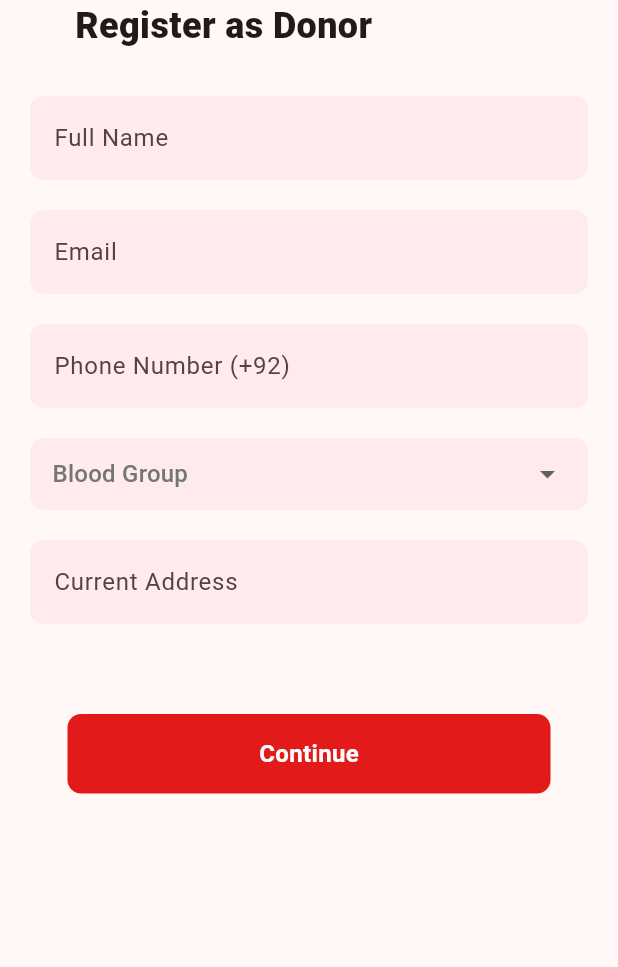
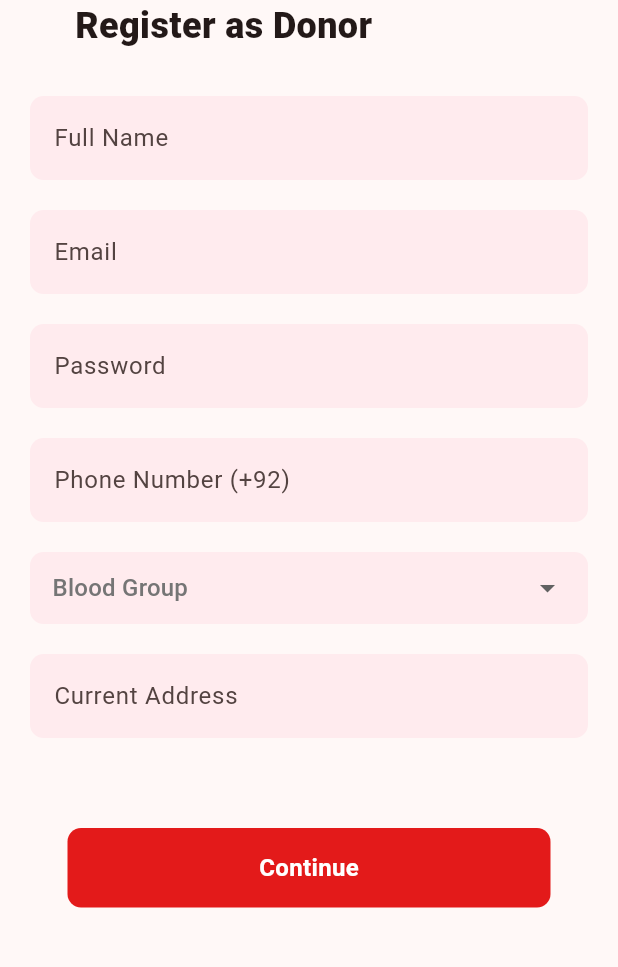
Before and after one commit to Abdul-Hadi-Jalil/EsperFlow, a Flutter app: the screen it shows after launch, after a tap on "Register", on a phone screen of 412 x 824 dp, the part 210-1177 px from its top. Run offline on Flutter 3.47's test engine with Material 3 defaults, Android fonts, the phone set to English and light mode, and no system bars; our stand-ins replace firebase_auth, firebase_core, image_picker; accounts and stored records are empty; network calls fail.

Commit message:
some minor improvements, created a provider to save and use the register screen data

```diff
--- /dev/null
+++ b/lib/app.dart
@@ -0,0 +1,24 @@
+import 'package:esperflow/screens/home_screen.dart';
+import 'package:esperflow/screens/login_screen.dart';
+import 'package:flutter/material.dart';
+import 'package:firebase_auth/firebase_auth.dart';
+
+class App extends StatelessWidget {
+  const App({super.key});
+
+  @override
+  Widget build(BuildContext context) {
+    return Scaffold(
+      body: StreamBuilder<User?>(
+        stream: FirebaseAuth.instance.authStateChanges(),
+        builder: (context, snapshot) {
+          if (snapshot.hasData) {
+            return HomeScreen();
+          } else {
+            return LoginScreen();
+          }
+        },
+      ),
+    );
+  }
+}
--- a/lib/main.dart
+++ b/lib/main.dart
@@ -1,4 +1,6 @@
+import 'package:esperflow/app.dart';
 import 'package:esperflow/firebase_options.dart';
+import 'package:esperflow/provider/register_provider.dart';
 import 'package:esperflow/screens/additional_information_screen.dart';
 import 'package:esperflow/screens/blood_request_screen.dart';
 import 'package:esperflow/screens/faq_screen.dart';
@@ -8,6 +10,7 @@ import 'package:esperflow/screens/profile_screen.dart';
 import 'package:esperflow/screens/register_screen.dart';
 import 'package:firebase_core/firebase_core.dart';
 import 'package:flutter/material.dart';
+import 'package:provider/provider.dart';
 
 void main() async {
   WidgetsFlutterBinding.ensureInitialized();
@@ -21,10 +24,14 @@ class EsperFlow extends StatelessWidget {
   // This widget is the root of your application.
   @override
   Widget build(BuildContext context) {
-    return MaterialApp(
-      title: 'Flutter Demo',
+    return MultiProvider(
+      providers: [
+        ChangeNotifierProvider(create: (context) => RegisterProvider()),
+      ],
+      child: MaterialApp(
+        debugShowCheckedModeBanner: false,
         theme: ThemeData(colorScheme: .fromSeed(seedColor: Colors.red)),
-      home: LoginScreen(),
+        home: App(),
         routes: {
           '/homeScreen': (context) => HomeScreen(),
           '/loginScreen': (context) => LoginScreen(),
@@ -35,6 +42,7 @@ class EsperFlow extends StatelessWidget {
           '/faqScreen': (context) => FaqScreen(),
           '/profileScreen': (context) => ProfileScreen(),
         },
+      ),
     );
   }
 }
--- /dev/null
+++ b/lib/provider/register_provider.dart
@@ -0,0 +1,28 @@
+import 'package:flutter/material.dart';
+
+class RegisterProvider extends ChangeNotifier {
+  late String name;
+  late String email;
+  late String password;
+  late String phoneNumber;
+  late String bloodGroup;
+  late String address;
+
+  void updateRegisterData({
+    required String newName,
+    required String newEmail,
+    required String newPassword,
+    required String newPhoneNumber,
+    required String newBloodGroup,
+    required String newAddress,
+  }) async {
+    name = newName;
+    email = newEmail;
+    password = newPassword;
+    phoneNumber = newPhoneNumber;
+    bloodGroup = newBloodGroup;
+    address = newAddress;
+
+    notifyListeners();
+  }
+}
--- a/lib/screens/login_screen.dart
+++ b/lib/screens/login_screen.dart
@@ -44,6 +44,7 @@ class _LoginScreenState extends State<LoginScreen> {
       ),
       body: Container(
         padding: EdgeInsets.all(20),
+        child: SingleChildScrollView(
           child: Column(
             spacing: 20,
             children: [
@@ -115,6 +116,7 @@ class _LoginScreenState extends State<LoginScreen> {
             ],
           ),
         ),
+      ),
     );
   }
 }
--- a/lib/screens/register_screen.dart
+++ b/lib/screens/register_screen.dart
@@ -1,6 +1,8 @@
+import 'package:esperflow/provider/register_provider.dart';
 import 'package:esperflow/widgets/my_custom_buttom.dart';
 import 'package:esperflow/widgets/my_text_field.dart';
 import 'package:flutter/material.dart';
+import 'package:provider/provider.dart';
 
 class RegisterScreen extends StatefulWidget {
   const RegisterScreen({super.key});
@@ -13,6 +15,7 @@ class _RegisterScreenState extends State<RegisterScreen> {
   // controllers
   final TextEditingController _fullNameController = TextEditingController();
   final TextEditingController _emailController = TextEditingController();
+  final TextEditingController _passwordController = TextEditingController();
   final TextEditingController _phoneNumberController = TextEditingController();
   final TextEditingController _addressController = TextEditingController();
 
@@ -32,7 +35,8 @@ class _RegisterScreenState extends State<RegisterScreen> {
     ];
 
     return Scaffold(
-      body: Padding(
+      body: SingleChildScrollView(
+        child: Padding(
           padding: const EdgeInsets.all(20),
           child: Column(
             children: [
@@ -61,12 +65,23 @@ class _RegisterScreenState extends State<RegisterScreen> {
               SizedBox(height: 30),
 
               // full name text field
-            MyTextField(controller: _fullNameController, hintText: "Full Name"),
+              MyTextField(
+                controller: _fullNameController,
+                hintText: "Full Name",
+              ),
 
               SizedBox(height: 20),
 
               // email field
               MyTextField(controller: _emailController, hintText: "Email"),
+
+              SizedBox(height: 20),
+
+              // password field
+              MyTextField(
+                controller: _passwordController,
+                hintText: "Password",
+              ),
 
               SizedBox(height: 20),
 
@@ -116,18 +131,27 @@ class _RegisterScreenState extends State<RegisterScreen> {
 
               SizedBox(height: 60),
 
-            // register confimation button
+              // register confirmation button
               MyCustomButtom(
                 backgroundColor: Color(0xFFE31A1A),
                 text: "Continue",
                 textColor: Colors.white,
                 onTap: () {
+                  context.read<RegisterProvider>().updateRegisterData(
+                    newName: _fullNameController.text,
+                    newEmail: _emailController.text,
+                    newPassword: _passwordController.text,
+                    newPhoneNumber: _phoneNumberController.text,
+                    newBloodGroup: selectedBloodGroup ?? " ",
+                    newAddress: _addressController.text,
+                  );
                   Navigator.pushNamed(context, '/additionalInformationScreen');
                 },
               ),
             ],
           ),
         ),
+      ),
     );
   }
 }
--- a/pubspec.yaml
+++ b/pubspec.yaml
@@ -36,6 +36,8 @@ dependencies:
   cupertino_icons: ^1.0.8
   firebase_core: ^4.3.0
   firebase_auth: ^6.1.3
+  provider: ^6.1.5+1
+  image_picker: ^1.2.1
 
 dev_dependencies:
   flutter_test:
```
Also changed, not shown: lib/screens/additional_information_screen.dart (+21 -4 lines), pubspec.lock, 5 other files. Lines whose indentation alone changed are shown as unchanged.
